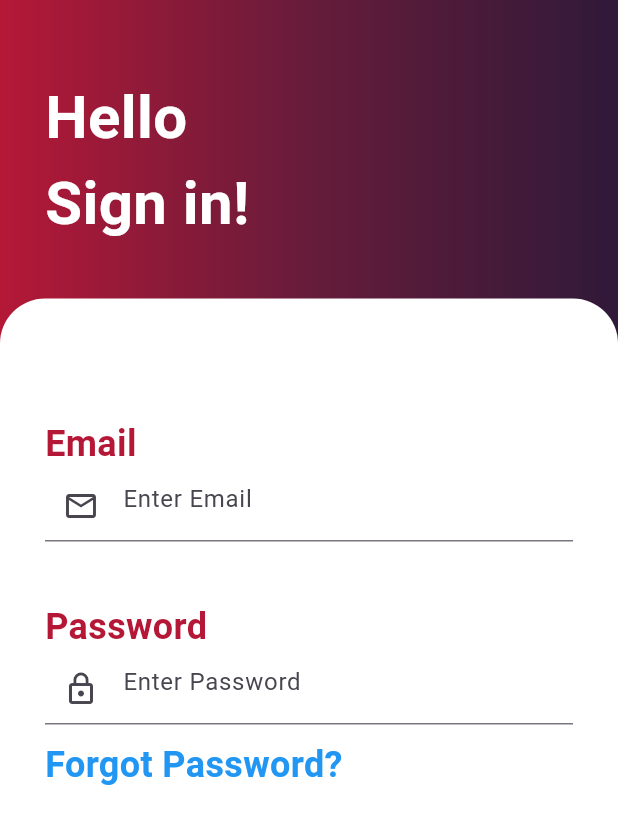
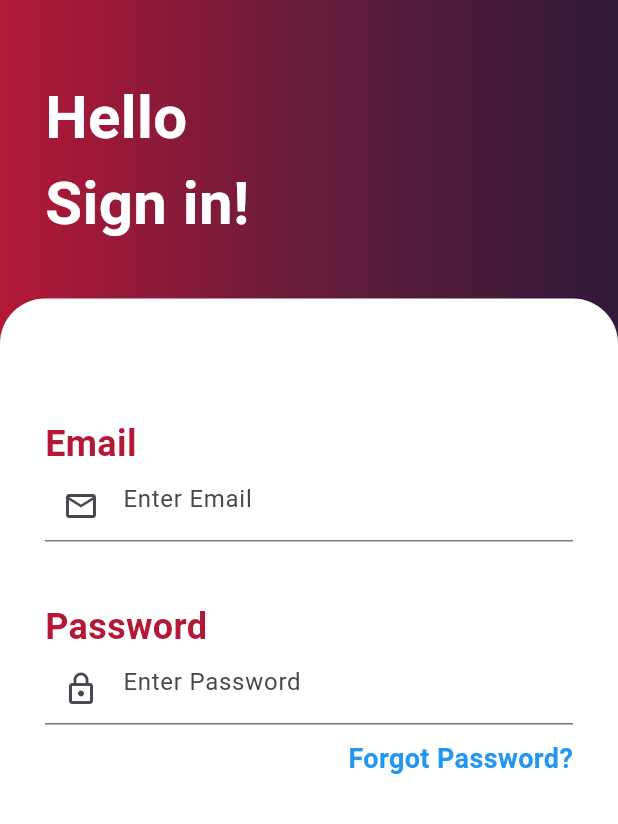
Before and after one commit to Piyushbhatt7/Login_Page, a Flutter app: the screen it shows after launch, on a phone screen of 412 x 824 dp. Shown: the top 824 px of the screen. Run offline on Flutter 3.47's test engine with Material 3 defaults, Android fonts, the phone set to English and light mode, and no system bars.

Commit message:
signin screen

```diff
--- a/lib/pages/signin.dart
+++ b/lib/pages/signin.dart
@@ -95,12 +95,13 @@ class _SignInState extends State<SignIn> {
                     SizedBox(height: 10.0,),
 
                     Row(
+                      mainAxisAlignment: MainAxisAlignment.end,
                       children: [
                         Text(
                           "Forgot Password?",
                           style: TextStyle(
                             color:  Colors.blue,
-                            fontSize: 24.0,
+                            fontSize: 18.0,
                             fontWeight: FontWeight.bold,
                           ),
                         ),
```
